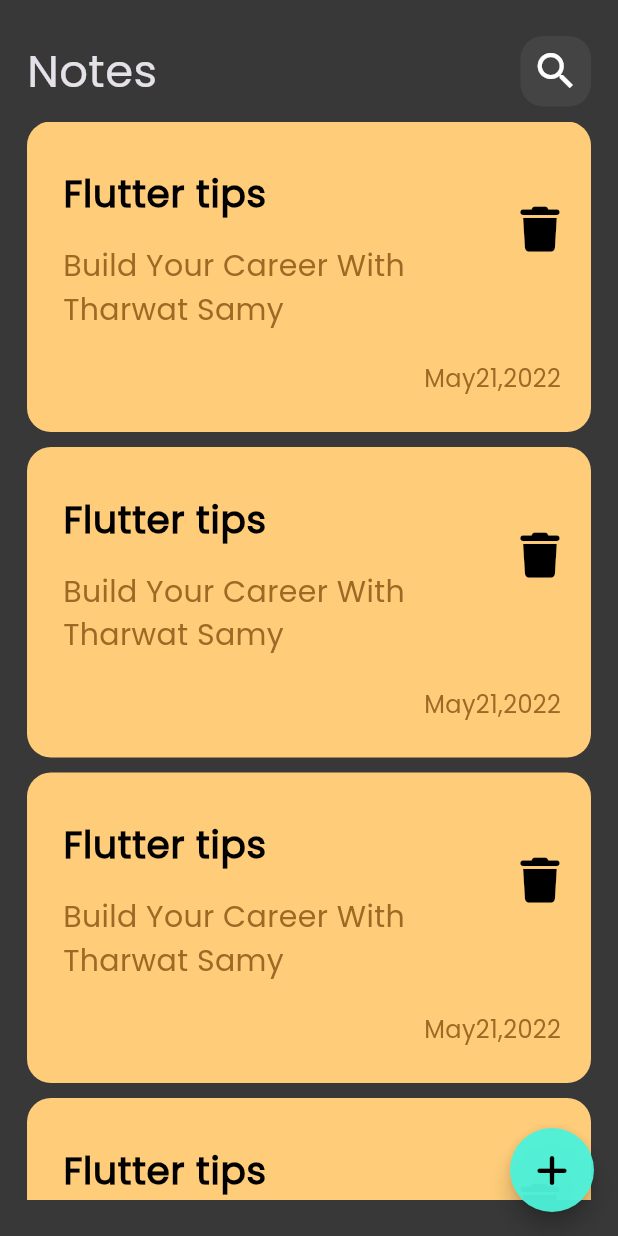
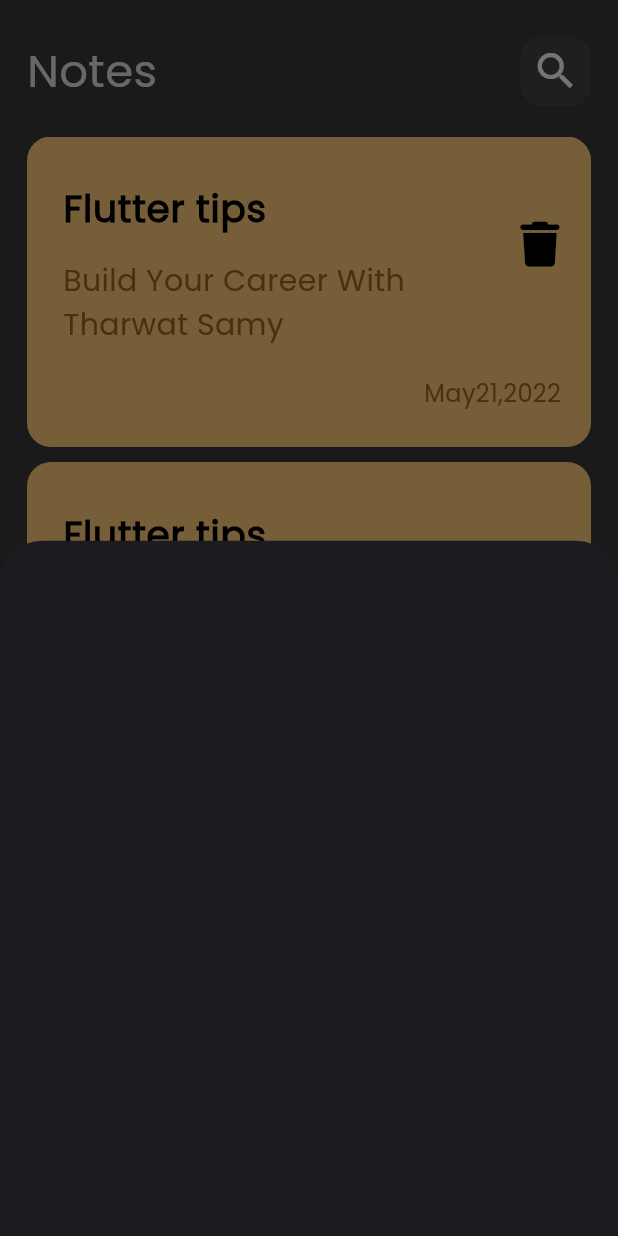
Before and after one commit to Mo967tech/notes_app, a Flutter app: the screen it shows after launch, after a tap on an icon or button, on a phone screen of 412 x 824 dp. Run offline on Flutter 3.47's test engine with Material 3 defaults, Android fonts, the phone set to English and light mode, and no system bars; our stand-ins replace font_awesome_flutter.

Commit message:
show modal bottom sheet

```diff
--- a/lib/views/notes_view.dart
+++ b/lib/views/notes_view.dart
@@ -1,5 +1,6 @@
 import 'package:flutter/material.dart';
 import 'package:font_awesome_flutter/font_awesome_flutter.dart';
+import 'package:notes_app/widgets/add_node_bottom_sheet.dart';
 import 'package:notes_app/widgets/custom_note_item.dart';
 import 'package:notes_app/widgets/notes_view_body.dart';
 
@@ -15,7 +16,14 @@ class NotesView extends StatelessWidget {
       floatingActionButton: FloatingActionButton(
         backgroundColor: const Color(0XF44DF2DA),
         shape: const CircleBorder(),
-        onPressed: () {},
+        onPressed: () {
+          showModalBottomSheet(
+            context: context,
+            builder: (context) {
+              return const AddNoteBottomSheet();
+            },
+          );
+        },
         child: const Icon(
           FontAwesomeIcons.plus,
           color: Colors.black,
--- /dev/null
+++ b/lib/widgets/add_node_bottom_sheet.dart
@@ -0,0 +1,10 @@
+import 'package:flutter/material.dart';
+
+class AddNoteBottomSheet extends StatelessWidget {
+  const AddNoteBottomSheet({super.key});
+
+  @override
+  Widget build(BuildContext context) {
+    return Container();
+  }
+}
--- a/lib/widgets/notes_list_view.dart
+++ b/lib/widgets/notes_list_view.dart
@@ -6,11 +6,15 @@ class CustomListView extends StatelessWidget {
 
   @override
   Widget build(BuildContext context) {
-    return ListView.separated(
-      physics: const BouncingScrollPhysics(),
-      itemBuilder: (context, index) => const CustomNoteItem(),
-      separatorBuilder: (context, index) => const SizedBox(height: 10),
-      itemCount: 5,
+    return Padding(
+      padding: const EdgeInsets.symmetric(vertical: 10.0),
+      child: ListView.separated(
+        padding: EdgeInsets.zero,
+        physics: const BouncingScrollPhysics(),
+        itemBuilder: (context, index) => const CustomNoteItem(),
+        separatorBuilder: (context, index) => const SizedBox(height: 10),
+        itemCount: 5,
+      ),
     );
   }
 }
```
